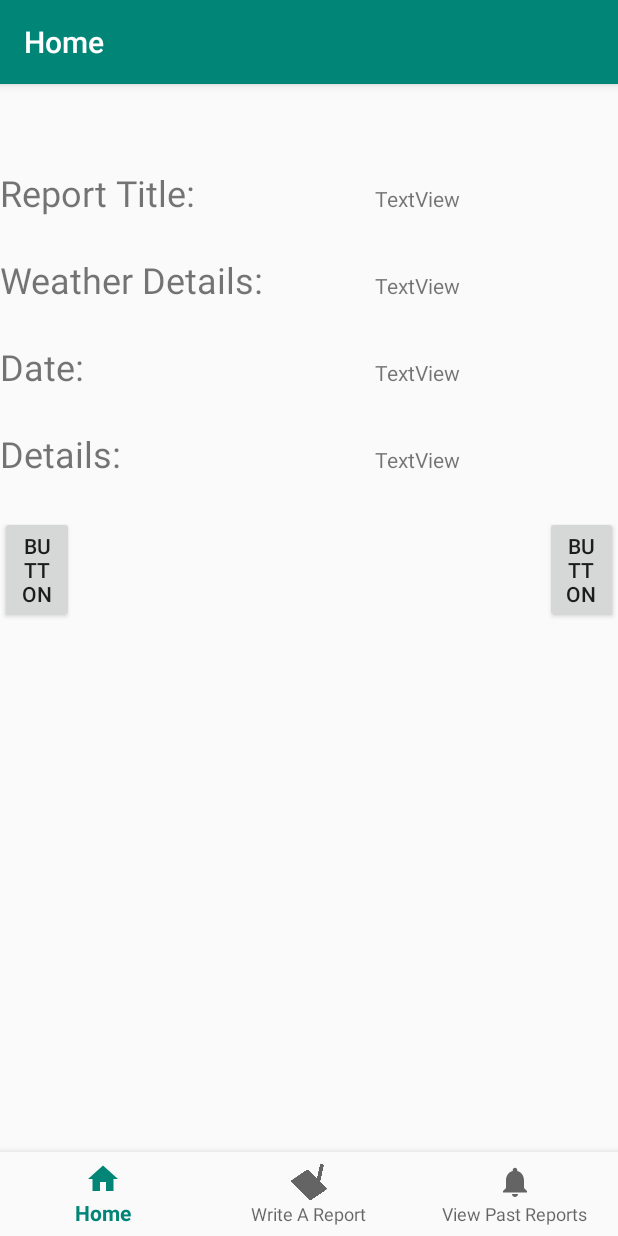
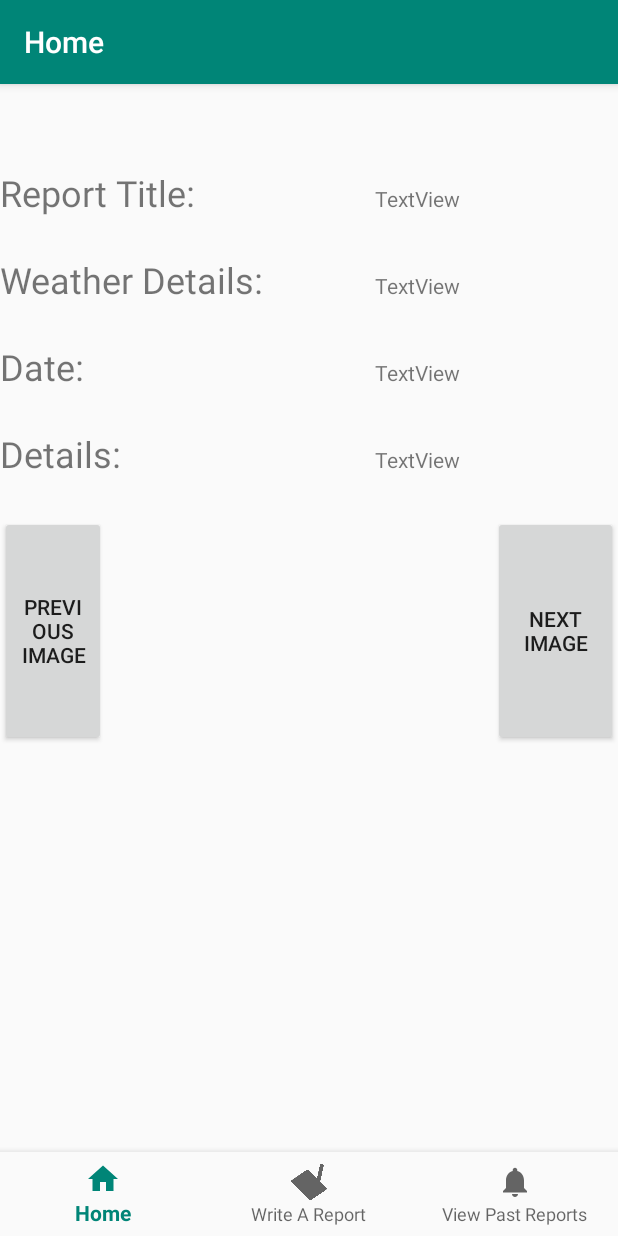
Before and after one commit to Beradd22/SoftwareEngineeringFinalProject, an Android app: the screen it shows after launch (MainActivity), on a phone screen of 412 x 824 dp. Run offline under Robolectric (Android 15) with nearby library versions, the phone set to English and light mode, and no system bars; our stand-ins replace Volley, navigation-ui.

Commit message:
Adding list click to view reports tab

```diff
--- a/app/src/main/java/com/example/softwareengineeringcode/MainActivity.java
+++ b/app/src/main/java/com/example/softwareengineeringcode/MainActivity.java
@@ -164,4 +164,6 @@ public class MainActivity extends AppCompatActivity {
     }
     // Sends the AccessDB global variable
     public AccessDB getAccessDB() { return accessDB; }
+
+    public void setReportToDisplay(Report report) { reportToDisplay = report; }
 }
--- a/app/src/main/java/com/example/softwareengineeringcode/ui/viewreports/ViewReportFragment.java
+++ b/app/src/main/java/com/example/softwareengineeringcode/ui/viewreports/ViewReportFragment.java
@@ -36,11 +36,9 @@ public class ViewReportFragment extends Fragment {
 
             String[] getDate = buttonText.split(" ");
 
-            Report reportToDisplay;
-
             for (Report report : listOfReports) {
                 if (report.getDateTime().equals(getDate[1])) {
-                    reportToDisplay = report;
+                    ((MainActivity)getActivity()).setReportToDisplay(report);
                 }
             }
 
@@ -81,6 +79,8 @@ public class ViewReportFragment extends Fragment {
     }
 
     private void updateReportList() {
+        reportList.removeAllViews();
+
         for (int i = listOfReports.size()-1; i >= 0; i--) {
             Button newTextView =
                     new Button(getActivity().getApplicationContext());
--- a/app/src/main/res/layout/fragment_home.xml
+++ b/app/src/main/res/layout/fragment_home.xml
@@ -108,29 +108,29 @@
 
         <LinearLayout
             android:layout_width="match_parent"
-            android:layout_height="wrap_content"
+            android:layout_height="153dp"
             android:orientation="horizontal">
 
             <Button
-                android:id="@+id/button"
+                android:id="@+id/previous_image_button"
                 android:layout_width="wrap_content"
-                android:layout_height="wrap_content"
-                android:layout_weight="2"
-                android:text="Button" />
+                android:layout_height="match_parent"
+                android:layout_weight="3"
+                android:text="@string/previous_image_button" />
 
             <ImageView
                 android:layout_width="match_parent"
                 android:layout_height="wrap_content"
-                android:layout_weight="5">
+                android:layout_weight="7">
 
             </ImageView>
 
             <Button
-                android:id="@+id/button2"
+                android:id="@+id/next_image_button"
                 android:layout_width="wrap_content"
-                android:layout_height="wrap_content"
-                android:layout_weight="2"
-                android:text="Button" />
+                android:layout_height="match_parent"
+                android:layout_weight="1"
+                android:text="@string/next_image_button" />
         </LinearLayout>
 
     </LinearLayout>
--- a/app/src/main/res/values/strings.xml
+++ b/app/src/main/res/values/strings.xml
@@ -17,4 +17,6 @@
     <string name="home_details_text">Details:</string>
     <string name="home_date_text">Date:</string>
     <string name="update_list">Update List</string>
+    <string name="next_image_button">Next Image</string>
+    <string name="previous_image_button">Previous Image</string>
 </resources>
```
